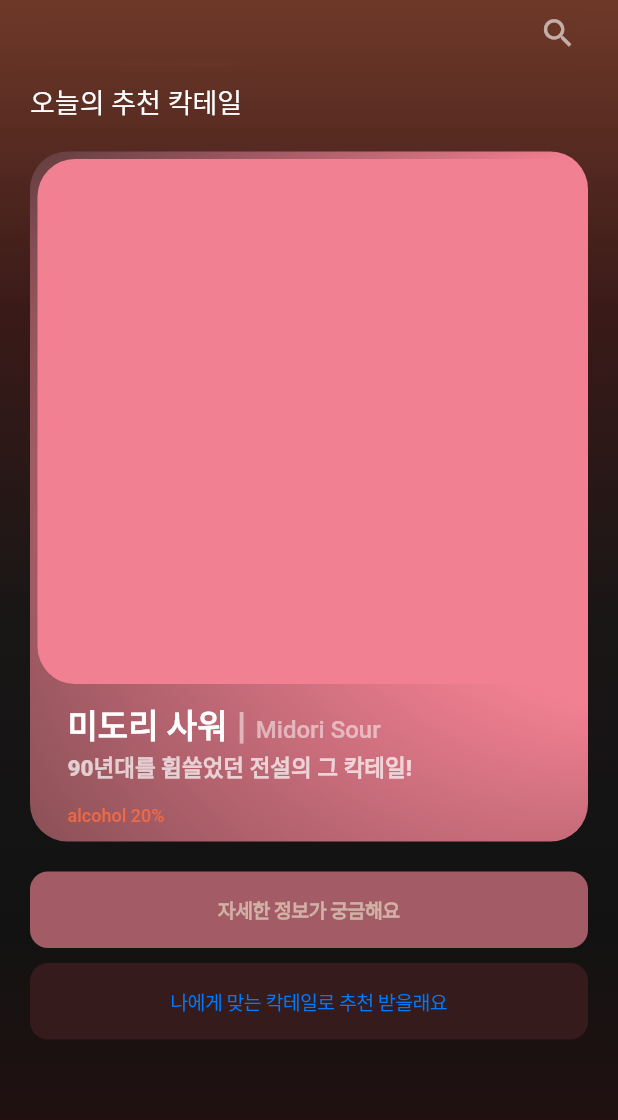
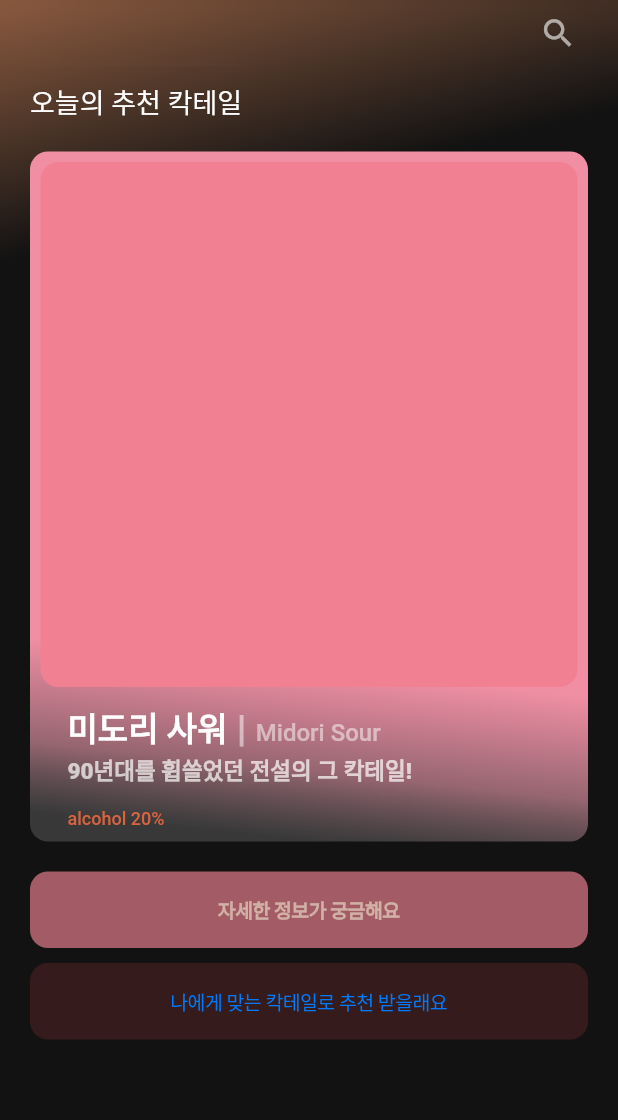
Before and after one commit to cocktail-Ohzu/Ohzu-FrontEnd, a Flutter app: the screen it shows after launch, on a phone screen of 412 x 824 dp. Shown: the top 1120 px of the screen. Run offline on Flutter 3.47's test engine with Material 2 defaults, Android fonts, the phone set to English and light mode, and no system bars.

Commit message:
메인페이지 그라데이션 설정 / 에셋 폰트 추가

```diff
--- a/lib/main.dart
+++ b/lib/main.dart
@@ -13,6 +13,7 @@ class MyApp extends StatelessWidget {
   Widget build(BuildContext context) {
     return const CupertinoApp(
       title: 'Flutter Demo',
+      theme: CupertinoThemeData(),
       home: MyHomePage(title: '오쥬'),
     );
   }
@@ -28,23 +29,19 @@ class MyHomePage extends StatefulWidget {
 }
 
 class _MyHomePageState extends State<MyHomePage> {
-
   @override
   Widget build(BuildContext context) {
     return Container(
       decoration: const BoxDecoration(
           gradient: LinearGradient(
-          begin: Alignment.topCenter,
+        begin: Alignment.topLeft,
         end: Alignment.bottomCenter,
-          colors:[
-            Color(0xff6F3929),
-            Color(0xff3A1A18),
-            Color(0xff191616),
+        stops: [0.0, 0.2],
+        colors: [
+          Color(0xff8C5B40),
           Color(0xff121212),
-            Color(0xff2A1010),
         ],
-        )
-      ),
+      )),
       child: Scaffold(
         backgroundColor: Colors.transparent,
         appBar: CupertinoNavigationBar(
@@ -53,10 +50,12 @@ class _MyHomePageState extends State<MyHomePage> {
             //middle: Text(widget.title),
             trailing: IconButton(
               onPressed: () {},
-            icon: const Icon(Icons.search, size: 25,),
+              icon: const Icon(
+                Icons.search,
+                size: 25,
+              ),
               color: Colors.white.withOpacity(0.6),
-          )
-        ),
+            )),
         body: SingleChildScrollView(
             child: Container(
           margin: const EdgeInsets.fromLTRB(20, 0, 20, 5),
@@ -81,28 +80,32 @@ class _MyHomePageState extends State<MyHomePage> {
               Container(
                 margin: const EdgeInsets.fromLTRB(0, 10, 0, 10),
                 decoration: const BoxDecoration(
-                   gradient: RadialGradient(
-                     colors:[
-                       Color(0xff513535),
-                       Color(0xffF28093),
+                  gradient: LinearGradient(
+                      begin: Alignment(0.13, 0.0),
+                      end: Alignment.bottomCenter,
+                      stops: [
+                        0.5,
+                        0.8,
+                        1
                       ],
-                     center: Alignment(1.2, -0.2),
-                     focal: Alignment(-0.2, 0.4),
-                     focalRadius: 1,
-                   ),
-                   borderRadius: BorderRadius.all(Radius.circular(25)),
+                      colors: <Color>[
+                        Color(0xFFF08FA4),
+                        Color(0xff956570),
+                        Color.fromRGBO(82, 82, 82, 0.6)
+                      ]),
+                  borderRadius: BorderRadius.all(Radius.circular(12)),
                 ),
                 height: 460,
                 child: Column(
                   children: [
                     /* 추천 칵테일 이미지 */
                     Container(
-                       margin: const EdgeInsets.fromLTRB(5, 5, 5, 0),
+                      margin: const EdgeInsets.fromLTRB(7, 7, 7, 0),
                       width: double.infinity,
                       height: 350,
                       decoration: const BoxDecoration(
                         color: Color(0xffF28093),
-                         borderRadius: BorderRadius.all(Radius.circular(25)),
+                        borderRadius: BorderRadius.all(Radius.circular(12)),
                       ),
                     ),
 
@@ -115,8 +118,7 @@ class _MyHomePageState extends State<MyHomePage> {
                           crossAxisAlignment: CrossAxisAlignment.start,
                           children: [
                             const SizedBox(height: 5),
-                           Text.rich(
-                             TextSpan(
+                            Text.rich(TextSpan(
                               style: const TextStyle(
                                 fontWeight: FontWeight.bold,
                                 fontSize: 22,
@@ -124,19 +126,22 @@ class _MyHomePageState extends State<MyHomePage> {
                               ),
                               children: <TextSpan>[
                                 TextSpan(text: "미도리 사워"),
-                                 TextSpan(text: " | ", style: TextStyle(
+                                TextSpan(
+                                    text: " | ",
+                                    style: TextStyle(
                                       fontWeight: FontWeight.w900,
                                       color: Colors.white.withOpacity(0.5),
                                       fontSize: 25,
                                     )),
-                                 TextSpan(text: "Midori Sour", style: TextStyle(
+                                TextSpan(
+                                    text: "Midori Sour",
+                                    style: TextStyle(
                                       fontWeight: FontWeight.w500,
                                       color: Colors.white.withOpacity(0.5),
                                       fontSize: 16,
                                     )),
                               ],
-                             )
-                           ),
+                            )),
                             Text("90년대를 휩쓸었던 전설의 그 칵테일!",
                                 style: TextStyle(
                                   height: 1.5,
@@ -144,51 +149,55 @@ class _MyHomePageState extends State<MyHomePage> {
                                   fontWeight: FontWeight.w900,
                                   color: Colors.white.withOpacity(0.7),
                                 )),
-                           const SizedBox(height: 15,),
+                            const SizedBox(
+                              height: 15,
+                            ),
                             Text("alcohol 20%",
                                 style: TextStyle(
                                   fontSize: 12,
                                   fontWeight: FontWeight.w500,
-                                 color: Colors.deepOrangeAccent.withOpacity(0.8),
-                               )
-                           ),
+                                  color:
+                                      Colors.deepOrangeAccent.withOpacity(0.8),
+                                )),
                           ],
-                       )
-                     )
+                        ))
                   ],
                 ),
               ),
-
-                const SizedBox(height: 10,),
+              const SizedBox(
+                height: 10,
+              ),
               /* 하단 버튼 1 */
               CupertinoButton(
                 color: const Color(0xffA35C65),
-                   child: Text("자세한 정보가 궁금해요",
+                child: Text(
+                  "자세한 정보가 궁금해요",
                   style: TextStyle(
                       color: const Color(0xffDCC5B6).withOpacity(0.8),
                       fontSize: 13,
-                     fontWeight: FontWeight.w900
+                      fontWeight: FontWeight.w900),
                 ),
+                onPressed: () {},
               ),
-                 onPressed: (){},
+              const SizedBox(
+                height: 10,
               ),
-
-                const SizedBox(height: 10,),
               /* 하단 버튼 2 */
               CupertinoButton(
                 color: const Color(0xff351B1B),
-                  child: const Text("나에게 맞는 칵테일로 추천 받을래요",
+                child: const Text(
+                  "나에게 맞는 칵테일로 추천 받을래요",
                   style: TextStyle(
                     fontSize: 13,
                     fontWeight: FontWeight.w500,
                   ),
                 ),
-                  onPressed: (){},
+                onPressed: () {},
               ),
             ],
           ),
-          )
-        ),
+        )),
       ),
     );
-  }}
+  }
+}
```
Also changed, not shown: pubspec.yaml (+25 -16 lines), asset/fonts/Montserrat-Medium.otf (added), asset/fonts/Montserrat-Regular.otf (added), asset/fonts/Montserrat-SemiBold.otf (added), pubspec.lock, 7 other files. Lines whose indentation alone changed are shown as unchanged.
